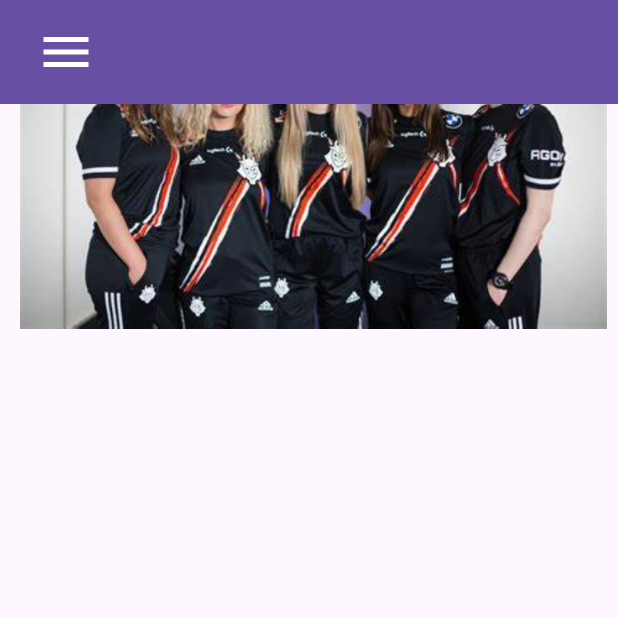
After one commit to sarahlauras/nmp, an Android app: the fragment WhoWeAreFragment shown on its own in the app's theme, on a phone screen of 412 x 824 dp, the top half of it. The commit adds this screen. Run offline under Robolectric (Android 15) with nearby library versions, the phone set to English and light mode, and no system bars.

Commit message:
semangats ges

```diff
--- a/app/src/main/java/com/mlbdev/mantapluarbiasa/MainActivity.kt
+++ b/app/src/main/java/com/mlbdev/mantapluarbiasa/MainActivity.kt
@@ -36,6 +36,8 @@ class MainActivity : AppCompatActivity() {
         val fragments:ArrayList<Fragment> = ArrayList()
         OurScheduleFragmentList.newInstance(OurScheduleData.scheduleData)
         fragments.add(OurScheduleFragmentList())
+        fragments.add(WhoWeAreFragment())
+
 
         binding.viewpager.adapter = HomeAdapter(this, fragments)
     }
--- /dev/null
+++ b/app/src/main/java/com/mlbdev/mantapluarbiasa/WhoWeAreFragment.kt
@@ -0,0 +1,59 @@
+package com.mlbdev.mantapluarbiasa
+
+import android.os.Bundle
+import androidx.fragment.app.Fragment
+import android.view.LayoutInflater
+import android.view.View
+import android.view.ViewGroup
+
+// TODO: Rename parameter arguments, choose names that match
+// the fragment initialization parameters, e.g. ARG_ITEM_NUMBER
+private const val ARG_PARAM1 = "param1"
+private const val ARG_PARAM2 = "param2"
+
+/**
+ * A simple [Fragment] subclass.
+ * Use the [WhoWeAreFragment.newInstance] factory method to
+ * create an instance of this fragment.
+ */
+class WhoWeAreFragment : Fragment() {
+    // TODO: Rename and change types of parameters
+    private var param1: String? = null
+    private var param2: String? = null
+
+    override fun onCreate(savedInstanceState: Bundle?) {
+        super.onCreate(savedInstanceState)
+        arguments?.let {
+            param1 = it.getString(ARG_PARAM1)
+            param2 = it.getString(ARG_PARAM2)
+        }
+    }
+
+    override fun onCreateView(
+        inflater: LayoutInflater, container: ViewGroup?,
+        savedInstanceState: Bundle?
+    ): View? {
+        // Inflate the layout for this fragment
+        return inflater.inflate(R.layout.fragment_who_we_are, container, false)
+    }
+
+    companion object {
+        /**
+         * Use this factory method to create a new instance of
+         * this fragment using the provided parameters.
+         *
+         * @param param1 Parameter 1.
+         * @param param2 Parameter 2.
+         * @return A new instance of fragment WhoWeAreFragment.
+         */
+        // TODO: Rename and change types and number of parameters
+        @JvmStatic
+        fun newInstance(param1: String, param2: String) =
+            WhoWeAreFragment().apply {
+                arguments = Bundle().apply {
+                    putString(ARG_PARAM1, param1)
+                    putString(ARG_PARAM2, param2)
+                }
+            }
+    }
+}
--- /dev/null
+++ b/app/src/main/res/layout/fragment_who_we_are.xml
@@ -0,0 +1,44 @@
+<?xml version="1.0" encoding="utf-8"?>
+<FrameLayout xmlns:android="http://schemas.android.com/apk/res/android"
+    xmlns:app="http://schemas.android.com/apk/res-auto"
+    xmlns:tools="http://schemas.android.com/tools"
+    android:layout_width="match_parent"
+    android:layout_height="match_parent"
+    tools:context=".WhoWeAreFragment">
+
+    <ImageView
+        android:id="@+id/imageTeam"
+        android:layout_width="418dp"
+        android:layout_height="219dp"
+        app:layout_constraintEnd_toEndOf="parent"
+        app:layout_constraintHorizontal_bias="0.666"
+        app:layout_constraintStart_toStartOf="parent"
+        app:layout_constraintTop_toBottomOf="@+id/toolbar"
+        app:srcCompat="@drawable/team1" />
+
+    <androidx.appcompat.widget.Toolbar
+        android:id="@+id/toolbar"
+        android:layout_width="418dp"
+        android:layout_height="69dp"
+        android:background="?attr/colorPrimary"
+        android:minHeight="?attr/actionBarSize"
+        android:theme="?attr/actionBarTheme"
+        app:layout_constraintEnd_toEndOf="parent"
+        app:layout_constraintStart_toStartOf="parent"
+        app:layout_constraintTop_toTopOf="parent" />
+
+    <Button
+        android:id="@+id/btnMenu"
+        style="@style/Widget.AppCompat.Button.Borderless"
+        android:layout_width="wrap_content"
+        android:layout_height="70dp"
+        android:textColor="#000000"
+        app:icon="@drawable/baseline_menu_24"
+        app:iconPadding="0dp"
+        app:iconSize="40dp"
+        app:iconTint="#FFFFFF"
+        app:layout_constraintBottom_toBottomOf="@+id/toolbar"
+        app:layout_constraintStart_toStartOf="parent"
+        app:layout_constraintTop_toTopOf="parent" />
+
+</FrameLayout>
```
